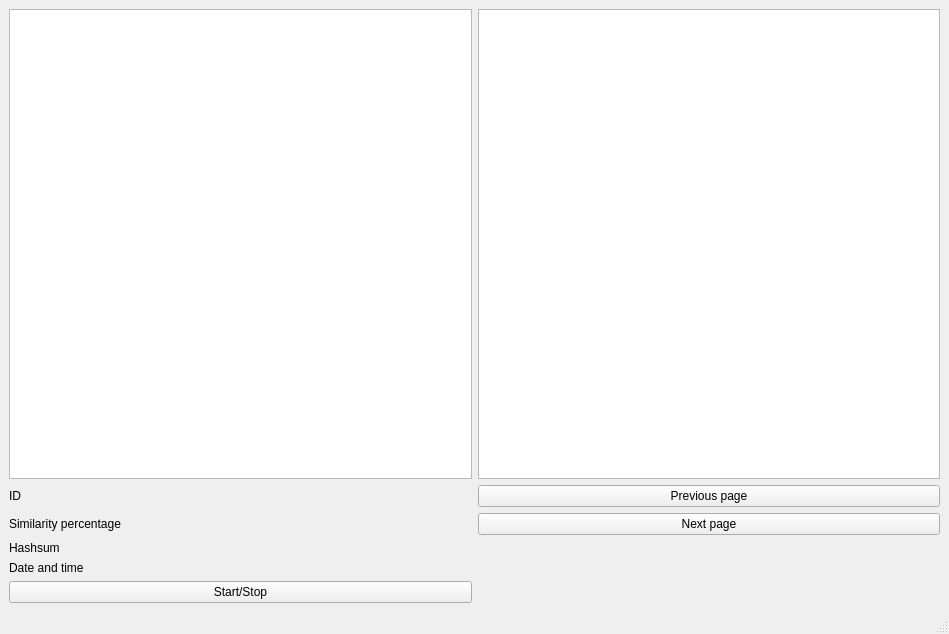
Above: ScreenAnalyser/mainwindow.ui from yegorgru/TestTasks before the change. Below: the same form after it.
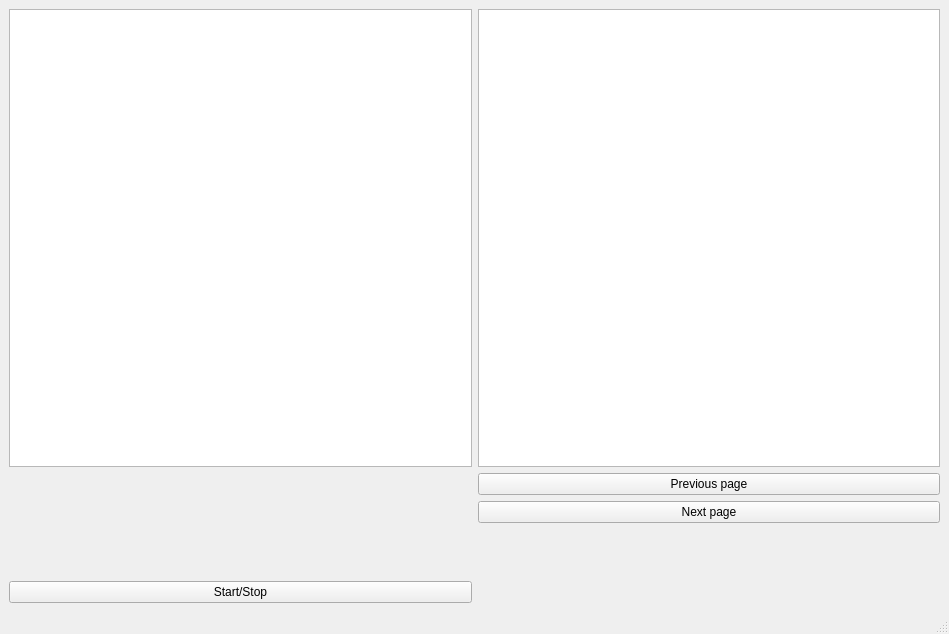
That is the form after the change.

The edit to the form file:
```diff
--- a/ScreenAnalyser/mainwindow.ui
+++ b/ScreenAnalyser/mainwindow.ui
@@ -18,7 +18,7 @@
     <item row="2" column="0">
      <widget class="QLabel" name="label">
       <property name="text">
-       <string>ID</string>
+       <string/>
       </property>
      </widget>
     </item>
@@ -35,14 +35,14 @@
     <item row="3" column="0">
      <widget class="QLabel" name="label_2">
       <property name="text">
-       <string>Similarity percentage </string>
+       <string/>
       </property>
      </widget>
     </item>
     <item row="4" column="0">
      <widget class="QLabel" name="label_3">
       <property name="text">
-       <string>Hashsum</string>
+       <string/>
       </property>
      </widget>
     </item>
@@ -59,7 +59,7 @@
     <item row="5" column="0">
      <widget class="QLabel" name="label_4">
       <property name="text">
-       <string>Date and time</string>
+       <string/>
       </property>
      </widget>
     </item>
@@ -73,6 +73,32 @@
       </property>
      </widget>
     </item>
+    <item row="4" column="1">
+     <spacer name="horizontalSpacer">
+      <property name="orientation">
+       <enum>Qt::Horizontal</enum>
+      </property>
+      <property name="sizeHint" stdset="0">
+       <size>
+        <width>40</width>
+        <height>20</height>
+       </size>
+      </property>
+     </spacer>
+    </item>
+    <item row="5" column="1">
+     <spacer name="horizontalSpacer_2">
+      <property name="orientation">
+       <enum>Qt::Horizontal</enum>
+      </property>
+      <property name="sizeHint" stdset="0">
+       <size>
+        <width>40</width>
+        <height>20</height>
+       </size>
+      </property>
+     </spacer>
+    </item>
    </layout>
   </widget>
   <widget class="QStatusBar" name="statusbar"/>
```
Left out of the diff: 8 changed lines with no effect on the pictures.
